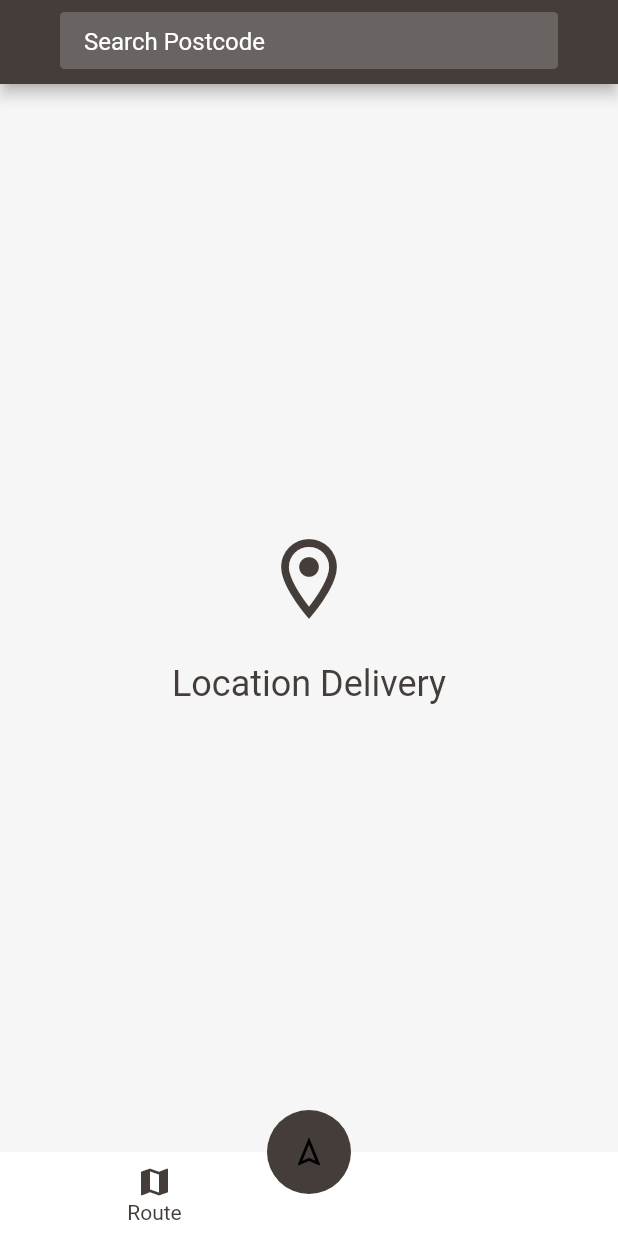
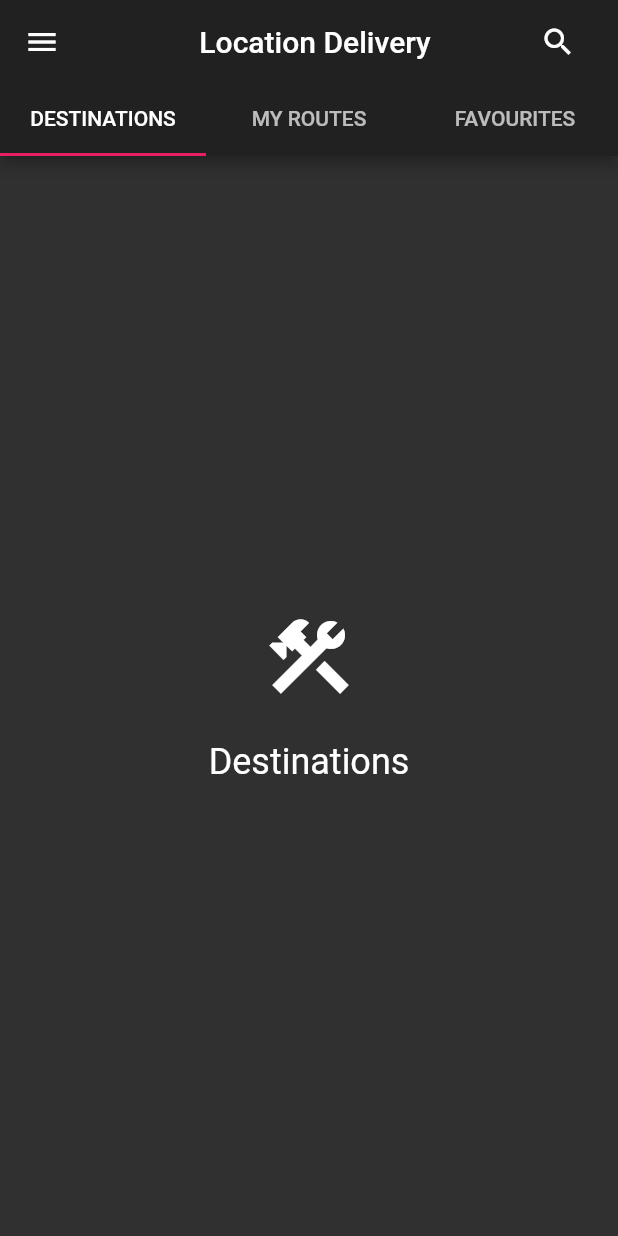
Before and after one commit to SergioColetto/project-location-delivery-flutter, a Flutter app: the screen it shows after launch, on a phone screen of 412 x 824 dp. Run offline on Flutter 3.47's test engine with Material 2 defaults, Android fonts, the phone set to English and light mode, and no system bars; our stand-ins replace flutter_dotenv, flutter_slidable, font_awesome_flutter, reorderables; missing offline and left inert: flutter_skeleton, http_interceptor, postcode; Roboto replaces fonts that are missing (WorkSans); statements that could not run were skipped.

Commit message:
dark mode

```diff
--- a/lib/components/app_theme.dart
+++ b/lib/components/app_theme.dart
@@ -1,84 +1,43 @@
 import 'package:flutter/material.dart';
 
-class AppTheme {
-  static TextTheme _buildTextTheme(TextTheme base) {
-    const String fontName = 'WorkSans';
-    return base.copyWith(
-      headline1: base.headline1.copyWith(fontFamily: fontName),
-      headline2: base.headline2.copyWith(fontFamily: fontName),
-      headline3: base.headline3.copyWith(fontFamily: fontName),
-      headline4: base.headline4.copyWith(fontFamily: fontName),
-      headline5: base.headline5.copyWith(fontFamily: fontName),
-      headline6: base.headline6.copyWith(fontFamily: fontName),
-      button: base.button.copyWith(fontFamily: fontName),
-      caption: base.caption.copyWith(fontFamily: fontName, color: Colors.black),
-      bodyText1:
-          base.bodyText1.copyWith(fontFamily: fontName, color: Colors.black),
-      bodyText2:
-          base.bodyText2.copyWith(fontFamily: fontName, color: Colors.black),
-      subtitle1:
-          base.subtitle1.copyWith(fontFamily: fontName, color: Colors.black),
-      subtitle2:
-          base.subtitle2.copyWith(fontFamily: fontName, color: Colors.black),
-      overline: base.overline.copyWith(fontFamily: fontName),
-    );
+class ThemeChanger with ChangeNotifier {
+  bool _darkTheme = false;
+  ThemeData _currentTheme;
+  bool get darkTheme => this._darkTheme;
+  ThemeData get currentTheme => this._currentTheme;
+
+  ThemeChanger(int theme) {
+    switch (theme) {
+      case 1: // light
+        _darkTheme = false;
+        _currentTheme = ThemeData.light();
+        break;
+
+      case 2: // Dark
+        _darkTheme = true;
+        _currentTheme = ThemeData.dark().copyWith(accentColor: Colors.pink);
+        break;
+
+      case 3: // Dark
+        _darkTheme = false;
+        break;
+
+      default:
+        _darkTheme = false;
+        _darkTheme = false;
+        _currentTheme = ThemeData.light();
+    }
   }
 
-  static ThemeData buildTheme() {
-    final Color primaryColor = Color.fromRGBO(68, 61, 58, 1);
-    final Color secondaryColor = Color.fromRGBO(68, 61, 58, 1);
+  set darkTheme(bool value) {
+    _darkTheme = value;
 
-    final ColorScheme colorScheme = const ColorScheme.light().copyWith(
-      primary: primaryColor,
-      secondary: secondaryColor,
-    );
+    if (value) {
+      _currentTheme = ThemeData.dark().copyWith(accentColor: Colors.pink);
+    } else {
+      _currentTheme = ThemeData.light();
+    }
 
-    final appBarTheme = AppBarTheme(
-      backgroundColor: Color.fromRGBO(68, 61, 58, 1),
-    );
-
-    final inputDecorationTheme = InputDecorationTheme(
-        hintStyle: TextStyle(
-      color: Colors.white,
-      fontSize: 16,
-    ));
-
-    final ThemeData base = ThemeData.dark();
-
-    return base.copyWith(
-      colorScheme: colorScheme,
-      inputDecorationTheme: inputDecorationTheme,
-      primaryColor: primaryColor,
-      buttonColor: primaryColor,
-      appBarTheme: appBarTheme,
-      indicatorColor: Colors.white,
-      splashColor: Colors.white24,
-      splashFactory: InkRipple.splashFactory,
-      accentColor: secondaryColor,
-      canvasColor: Colors.white,
-      backgroundColor: const Color(0xFFFFFFFF),
-      scaffoldBackgroundColor: const Color(0xFFF6F6F6),
-      errorColor: const Color(0xFFB00020),
-      buttonTheme: ButtonThemeData(
-        colorScheme: colorScheme,
-        textTheme: ButtonTextTheme.primary,
-      ),
-      textTheme: _buildTextTheme(base.textTheme),
-      primaryTextTheme: _buildTextTheme(base.primaryTextTheme),
-      accentTextTheme: _buildTextTheme(base.accentTextTheme),
-      // platform: TargetPlatform.iOS,
-    );
+    notifyListeners();
   }
 }
-
-class HexColor extends Color {
-  HexColor(final String hexColor) : super(_getColorFromHex(hexColor));
-
-  static int _getColorFromHex(String hexColor) {
-    hexColor = hexColor.toUpperCase().replaceAll('#', '');
-    if (hexColor.length == 6) {
-      hexColor = 'FF' + hexColor;
-    }
-    return int.parse(hexColor, radix: 16);
-  }
-}
--- a/lib/components/centered_message.dart
+++ b/lib/components/centered_message.dart
@@ -1,5 +1,4 @@
 import 'package:flutter/material.dart';
-import 'package:happy_postcode_flutter/components/app_theme.dart';
 
 class CenteredMessage extends StatelessWidget {
   final String message;
@@ -26,7 +25,6 @@ class CenteredMessage extends StatelessWidget {
               child: Icon(
                 icon,
                 size: iconSize,
-                color: AppTheme.buildTheme().primaryColor,
               ),
               visible: icon != null,
             ),
@@ -35,9 +33,7 @@ class CenteredMessage extends StatelessWidget {
             padding: const EdgeInsets.only(top: 24.0),
             child: Text(
               message,
-              style: TextStyle(
-                  fontSize: fontSize,
-                  color: AppTheme.buildTheme().primaryColor),
+              style: TextStyle(fontSize: fontSize),
             ),
           ),
         ],
--- a/lib/components/navigate_button.dart
+++ b/lib/components/navigate_button.dart
@@ -8,7 +8,10 @@ class NavigateButton extends StatelessWidget {
     return Consumer<AddressProvider>(
       builder: (context, provider, child) => FloatingActionButton(
           elevation: 0,
-          child: Icon(Icons.navigation_outlined),
+          child: Icon(
+            Icons.navigation_outlined,
+            color: Colors.white,
+          ),
           onPressed: () async {
             provider.launchRoute(context);
           }),
--- a/lib/main.dart
+++ b/lib/main.dart
@@ -1,29 +1,35 @@
 import 'package:flutter/material.dart';
 import 'package:happy_postcode_flutter/components/app_theme.dart';
-import 'package:happy_postcode_flutter/pages/search_delegate_page.dart';
+import 'package:happy_postcode_flutter/pages/main_page.dart';
 import 'package:happy_postcode_flutter/pages/settings_page.dart';
 import 'package:happy_postcode_flutter/providers/address_provider.dart';
 import 'package:provider/provider.dart';
 
-void main() => runApp(PostcodeApp());
+void main() {
+  runApp(
+    MultiProvider(
+      providers: [
+        ChangeNotifierProvider(create: (_) => new AddressProvider()),
+        ChangeNotifierProvider(create: (_) => new ThemeChanger(2)),
+      ],
+      child: PostcodeApp(),
+    ),
+  );
+}
 
 class PostcodeApp extends StatelessWidget {
   @override
   Widget build(BuildContext context) {
-    return MultiProvider(
-      providers: [
-        ChangeNotifierProvider(create: (_) => new AddressProvider()),
-      ],
-      child: MaterialApp(
+    final currentTheme = Provider.of<ThemeChanger>(context).currentTheme;
+    return MaterialApp(
       debugShowCheckedModeBanner: false,
       title: 'Location Delivery',
       initialRoute: '/',
       routes: {
-          '/': (_) => SearchDelegatePage(),
+        '/': (_) => MainPage(),
         'setting': (_) => SettingsPage(),
       },
-        theme: AppTheme.buildTheme(),
-      ),
+      theme: currentTheme,
     );
   }
 }
--- /dev/null
+++ b/lib/pages/destinations_page.dart
@@ -0,0 +1,23 @@
+import 'package:flutter/material.dart';
+import 'package:happy_postcode_flutter/components/centered_message.dart';
+import 'package:happy_postcode_flutter/components/destinatons_list.dart';
+import 'package:happy_postcode_flutter/providers/address_provider.dart';
+import 'package:provider/provider.dart';
+
+class DestinationsPage extends StatelessWidget {
+  @override
+  Widget build(BuildContext context) {
+    return Consumer<AddressProvider>(
+      builder: (context, provider, child) => Scaffold(
+        body: provider.totalInRoute > 0
+            ? DestinationsList()
+            : Container(
+                child: CenteredMessage(
+                  'Destinations',
+                  icon: Icons.construction,
+                ),
+              ),
+      ),
+    );
+  }
+}
--- /dev/null
+++ b/lib/pages/main_page.dart
@@ -0,0 +1,118 @@
+import 'package:flutter/material.dart';
+import 'package:font_awesome_flutter/font_awesome_flutter.dart';
+import 'package:happy_postcode_flutter/components/app_theme.dart';
+import 'package:happy_postcode_flutter/pages/destinations_page.dart';
+import 'package:happy_postcode_flutter/pages/favourites_page.dart';
+import 'package:happy_postcode_flutter/pages/myroutes_page.dart';
+import 'package:happy_postcode_flutter/providers/address_provider.dart';
+import 'package:happy_postcode_flutter/routes/routes.dart';
+import 'package:happy_postcode_flutter/search/search_delegate.dart';
+import 'package:provider/provider.dart';
+
+class MainPage extends StatelessWidget {
+  @override
+  Widget build(BuildContext context) {
+    return Consumer<AddressProvider>(
+      builder: (context, provider, child) => Scaffold(
+        body: DefaultTabController(
+          length: 3,
+          child: Scaffold(
+            drawer: _MenuPrincipal(),
+            appBar: AppBar(
+              bottom: TabBar(
+                tabs: [
+                  Tab(text: "DESTINATIONS"),
+                  Tab(text: "MY ROUTES"),
+                  Tab(text: "FAVOURITES"),
+                ],
+              ),
+              title: Row(
+                children: <Widget>[
+                  Expanded(
+                    child: Center(
+                      child: Text("Location Delivery"),
+                    ),
+                  ),
+                  IconButton(
+                      icon: Icon(Icons.search),
+                      onPressed: () {
+                        showSearch(context: context, delegate: DataSearch());
+                      })
+                ],
+              ),
+            ),
+            body: Column(
+              children: <Widget>[
+                Expanded(
+                  child: TabBarView(
+                    physics: NeverScrollableScrollPhysics(),
+                    children: [
+                      DestinationsPage(),
+                      MyRoutesPage(),
+                      FavouritesPage()
+                    ],
+                  ),
+                ),
+                // provider.totalInRoute > 0 ? NavigateButton() : Container()
+              ],
+            ),
+          ),
+        ),
+      ),
+    );
+  }
+}
+
+class _ListaOpciones extends StatelessWidget {
+  @override
+  Widget build(BuildContext context) {
+    final appTheme = Provider.of<ThemeChanger>(context).currentTheme;
+
+    return ListView.separated(
+      physics: BouncingScrollPhysics(),
+      separatorBuilder: (context, i) => Divider(
+        color: appTheme.primaryColorLight,
+      ),
+      itemCount: pageRoutes.length,
+      itemBuilder: (context, i) => ListTile(
+        leading: FaIcon(pageRoutes[i].icon, color: appTheme.accentColor),
+        title: Text(pageRoutes[i].titulo),
+        trailing: Icon(Icons.chevron_right, color: appTheme.accentColor),
+        onTap: () {
+          Navigator.push(context,
+              MaterialPageRoute(builder: (context) => pageRoutes[i].page));
+        },
+      ),
+    );
+  }
+}
+
+class _MenuPrincipal extends StatelessWidget {
+  @override
+  Widget build(BuildContext context) {
+    final appTheme = Provider.of<ThemeChanger>(context);
+    final accentColor = appTheme.currentTheme.accentColor;
+
+    return Drawer(
+      child: Container(
+        child: Column(
+          children: <Widget>[
+            Expanded(child: _ListaOpciones()),
+            SafeArea(
+              child: Expanded(
+                child: ListTile(
+                  leading: Icon(Icons.lightbulb_outline, color: accentColor),
+                  title: Text('Dark Mode'),
+                  trailing: Switch.adaptive(
+                      value: appTheme.darkTheme,
+                      activeColor: accentColor,
+                      onChanged: (value) => appTheme.darkTheme = value),
+                ),
+              ),
+            ),
+          ],
+        ),
+      ),
+    );
+  }
+}
--- a/lib/pages/search_delegate_page.dart
+++ /dev/null
@@ -1,61 +0,0 @@
-import 'package:flutter/material.dart';
-import 'package:happy_postcode_flutter/components/app_theme.dart';
-import 'package:happy_postcode_flutter/components/centered_message.dart';
-import 'package:happy_postcode_flutter/components/custom_navigation_bar.dart';
-import 'package:happy_postcode_flutter/components/navigate_button.dart';
-import 'package:happy_postcode_flutter/components/route_list.dart';
-import 'package:happy_postcode_flutter/providers/address_provider.dart';
-import 'package:happy_postcode_flutter/search/search_delegate.dart';
-import 'package:provider/provider.dart';
-
-class SearchDelegatePage extends StatelessWidget {
-  @override
-  Widget build(BuildContext context) {
-    return Consumer<AddressProvider>(
-      builder: (context, provider, child) => Scaffold(
-        appBar: AppBar(
-          actions: <Widget>[
-            Expanded(
-              child: Padding(
-                padding: const EdgeInsets.only(
-                    left: 40, top: 8, right: 40, bottom: 10),
-                child: InkWell(
-                  onTap: () async {
-                    showSearch(context: context, delegate: DataSearch());
-                  },
-                  child: Container(
-                    decoration: BoxDecoration(
-                      color: AppTheme.buildTheme()
-                          .backgroundColor
-                          .withOpacity(0.2),
-                      borderRadius: const BorderRadius.all(
-                        Radius.circular(3.0),
-                      ),
-                    ),
-                    child: Padding(
-                      padding: EdgeInsets.only(left: 16, top: 10),
-                      child: Text(
-                        "Search Postcode",
-                        style: TextStyle(color: Colors.white, fontSize: 16),
-                        textAlign: TextAlign.start,
-                      ),
-                    ),
-                  ),
-                ),
-              ),
-            ),
-          ],
-        ),
-        bottomNavigationBar: CustomNavigationBar(),
-        floatingActionButton: NavigateButton(),
-        floatingActionButtonLocation: FloatingActionButtonLocation.centerDocked,
-        body: provider.totalInRoute > 0
-            ? RouteList()
-            : CenteredMessage(
-                "Location Delivery",
-                icon: Icons.room_outlined,
-              ),
-      ),
-    );
-  }
-}
```
Also changed, not shown: lib/components/destinatons_list.dart (added, +50 -0 lines), lib/components/route_list.dart (deleted, +0 -55 lines), lib/pages/favourites_page.dart (added, +20 -0 lines), lib/pages/myroutes_page.dart (added, +20 -0 lines), lib/providers/address_provider.dart (+7 -81 lines), lib/routes/routes.dart (added, +16 -0 lines), lib/search/search_delegate.dart (+11 -9 lines), lib/service/network/network_manager.dart (added, +30 -0 lines), lib/service/postcode_service.dart (added, +11 -0 lines), lib/service/postcode_service_imp.dart (added, +65 -0 lines), lib/shared/Config.dart (added, +7 -0 lines), pubspec.yaml (+5 -4 lines), pubspec.lock, 2 other files. Lines whose indentation alone changed are shown as unchanged.
